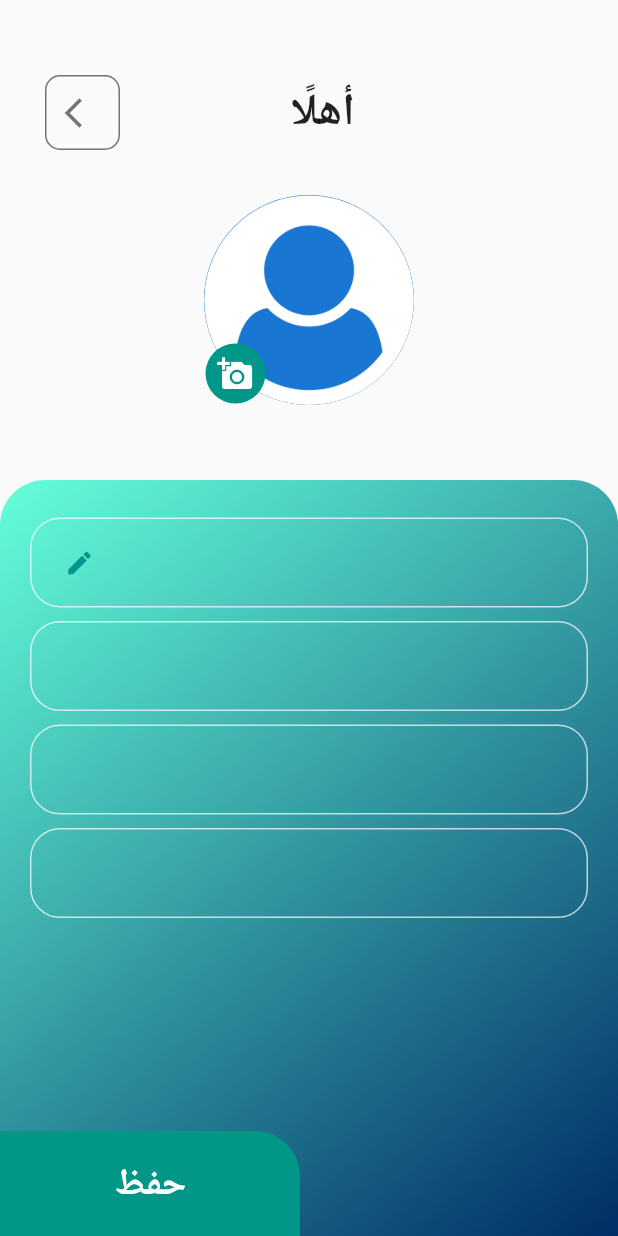
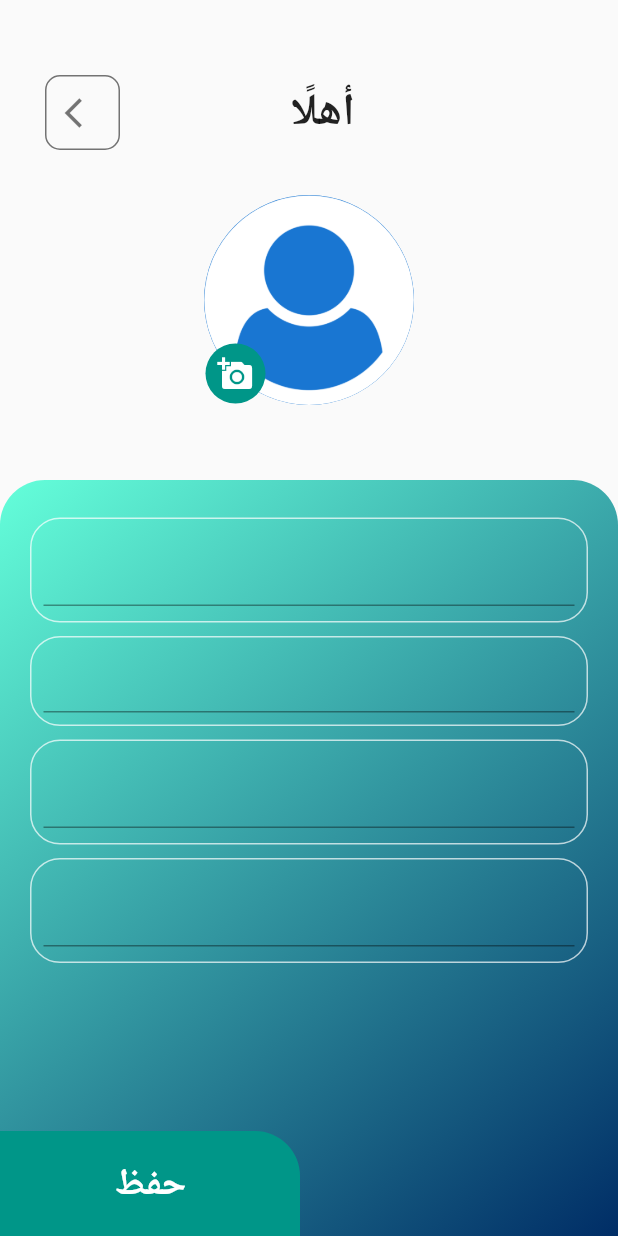
Before and after one commit to RawanEsmail1998/ReuseApp, a Flutter app: the MyProfile screen opened by its route, on a phone screen of 412 x 824 dp. Run offline on Flutter 3.47's test engine with Material 2 defaults, Android fonts, the phone set to English and light mode, and no system bars; our stand-ins replace carousel_pro, cloud_firestore, firebase_auth, firebase_core, firebase_storage, image_picker; missing offline and left inert: filter_list, international_phone_input, mailer2; accounts and stored records are empty.

Commit message:
project is DONE

```diff
--- a/lib/allmessages.dart
+++ b/lib/allmessages.dart
@@ -92,8 +92,7 @@ class _AllmessagesState extends State<Allmessages> {
                                   )),
                               child: Row(
                                   mainAxisAlignment: MainAxisAlignment.end,
-                                  crossAxisAlignment:
-                                      CrossAxisAlignment.baseline,
+                                  crossAxisAlignment: CrossAxisAlignment.center,
                                   children: [
                                     Column(
                                         mainAxisAlignment:
--- a/lib/archItemsScreen.dart
+++ b/lib/archItemsScreen.dart
@@ -63,8 +63,7 @@ class _ArchItemsScreenState extends State<ArchItemsScreen> {
                             return ListTile(
                               leading: Image.network(
                                 image[0],
-                                width: 120.0,
-                                fit: BoxFit.fitWidth,
+                                fit: BoxFit.cover,
                               ),
                               title: Text(nameOfProduct),
                               subtitle: Row(
--- a/lib/myproducts.dart
+++ b/lib/myproducts.dart
@@ -232,7 +232,7 @@ class _MyProductstState extends State<MyProducts>
 
                             return Container(
                                 width: 400,
-                                height: 120,
+                                height: 123,
                                 padding: const EdgeInsets.all(3),
                                 margin: const EdgeInsets.all(6),
                                 decoration: BoxDecoration(
--- a/lib/myprofile.dart
+++ b/lib/myprofile.dart
@@ -3,10 +3,13 @@ import 'package:flutter/material.dart';
 import 'package:firebase_auth/firebase_auth.dart';
 import 'package:cloud_firestore/cloud_firestore.dart';
 import 'auth_provider.dart';
+import 'package:image_picker/image_picker.dart';
+import 'dart:io';
+import 'package:firebase_storage/firebase_storage.dart' as firebase_Storage;
+import 'package:path/path.dart' as Path;
 import 'package:reuse_app/Home_Screen.dart';
 
 class MyProfile extends StatefulWidget {
-  TextEditingController _controller;
   static String id = 'MyProfile';
 
   @override
@@ -15,6 +18,8 @@ class MyProfile extends StatefulWidget {
 
 class _MyProfileState extends State<MyProfile> {
   final myController = TextEditingController();
+  TextEditingController displayNameController = TextEditingController();
+  TextEditingController displaycityController = TextEditingController();
 
   @override
   void dispose() {
@@ -27,9 +32,52 @@ class _MyProfileState extends State<MyProfile> {
   FirebaseFirestore _firestore = FirebaseFirestore.instance;
   User loggedUser;
   String _uid = FirebaseAuth.instance.currentUser.uid;
+  File _image;
+  bool isLoading;
+  String imageUrl;
+  String message;
+  final picker = ImagePicker();
+  firebase_Storage.Reference ref;
+
+  Future getImage() async {
+    final pickedFile = await picker.getImage(
+        source: ImageSource.gallery,
+        maxHeight: 400,
+        maxWidth: 400,
+        imageQuality: 50);
+
+    setState(() {
+      if (pickedFile != null) {
+        _image = File(pickedFile.path);
+        uploadFile();
+      } else {
+        print('No image selected.');
+      }
+    });
+  }
+
+  Future uploadFile() async {
+    //file compression
+    ref = firebase_Storage.FirebaseStorage.instance
+        .ref()
+        .child('images/${Path.basename(_image.path)}');
+    await ref.putFile(_image).whenComplete(() async {
+      String url = await ref.getDownloadURL();
+      setState(() {
+        imageUrl = url;
+      });
+    });
+  }
+
+  String usernewname;
+  String usernewemail;
+  String usernewphone;
+  String usernewCity;
+
   @override
   Widget build(BuildContext context) {
     return Scaffold(
+        resizeToAvoidBottomInset: false,
         body:
             profileView() // This trailing comma makes auto-formatting nicer for build methods.
         );
@@ -46,6 +94,7 @@ class _MyProfileState extends State<MyProfile> {
             final DocumentSnapshot document = snapshot.data.docs.single;
             final username = document.data()['Full_Name'];
             final useremail = document.data()['email'];
+            final userimage = document.data()['displayimage'];
             final userphone = document.data()['Phone_Number'];
             final userCity = document.data()['City'];
             return Column(children: <Widget>[
@@ -86,24 +135,26 @@ class _MyProfileState extends State<MyProfile> {
                     CircleAvatar(
                         radius: 70,
                         child: ClipOval(
-                        child: Image.asset(
-                          'images/personimage.png',
+                          child: Image(
+                            image: AssetImage('images/personimage.png'),
                             height: 150,
+                            width: 150,
                             color: Colors.white,
-                          width: 150,
                             fit: BoxFit.cover,
                           ),
-                      ),
-                    ),
+                        )),
                     Positioned(
                         bottom: 1,
                         left: 1,
                         child: Container(
                           height: 40,
                           width: 40,
-                          child: Icon(
+                          child: IconButton(
+                            icon: Icon(
                               Icons.add_a_photo,
                               color: Colors.white,
+                            ),
+                            onPressed: getImage,
                           ),
                           decoration: BoxDecoration(
                               color: Colors.teal,
@@ -131,35 +182,27 @@ class _MyProfileState extends State<MyProfile> {
                     Padding(
                       padding: const EdgeInsets.fromLTRB(20, 25, 20, 4),
                       child: Container(
-                        height: 60,
+                        height: 70,
                         child: Align(
                             alignment: Alignment.centerRight,
                             child: Padding(
                               padding: const EdgeInsets.all(8.0),
-                            child: Row(
-                                mainAxisAlignment:
-                                    MainAxisAlignment.spaceBetween,
-                                children: [
-                                  IconButton(
-                                    icon: Icon(
-                                      Icons.edit,
-                                      color: Colors.teal,
-                                      size: 20,
-                                    ),
-                                    onPressed: () {
-                                      TextField(
+                              child: TextField(
+                                  textAlign: TextAlign.right,
                                   controller: myController,
-                                      );
-                                    },
-                                  ),
-                                  Text(
-                                    username,
-                                    style: TextStyle(
-                                        color: Colors.white70, fontSize: 20),
-                                  ),
-                                ]),
-                          ),
-                        ),
+                                  decoration: InputDecoration(
+                                      hintText: username,
+                                      hintStyle: TextStyle(
+                                        color: Colors.white70,
+                                        fontSize: 20,
+                                      )),
+                                  onChanged: (String value) async {
+                                    setState(() {
+                                      usernewname = value;
+                                    });
+                                    return usernewname;
+                                  }),
+                            )),
                         decoration: BoxDecoration(
                             borderRadius: BorderRadius.all(Radius.circular(20)),
                             border:
@@ -174,12 +217,21 @@ class _MyProfileState extends State<MyProfile> {
                           alignment: Alignment.centerRight,
                           child: Padding(
                               padding: const EdgeInsets.all(8.0),
-                            child: Text(
-                              useremail,
-                              style: TextStyle(
-                                  color: Colors.white70, fontSize: 20),
-                            ),
-                          ),
+                              child: TextField(
+                                  textAlign: TextAlign.right,
+                                  controller: myController,
+                                  decoration: InputDecoration(
+                                      hintText: userCity,
+                                      hintStyle: TextStyle(
+                                        color: Colors.white70,
+                                        fontSize: 20,
+                                      )),
+                                  onChanged: (String value) async {
+                                    setState(() {
+                                      usernewCity = value;
+                                    });
+                                    return usernewCity;
+                                  })),
                         ),
                         decoration: BoxDecoration(
                             borderRadius: BorderRadius.all(Radius.circular(20)),
@@ -190,17 +242,26 @@ class _MyProfileState extends State<MyProfile> {
                     Padding(
                       padding: const EdgeInsets.fromLTRB(20, 5, 20, 4),
                       child: Container(
-                        height: 60,
+                        height: 70,
                         child: Align(
                           alignment: Alignment.centerRight,
                           child: Padding(
                               padding: const EdgeInsets.all(8.0),
-                            child: Text(
-                              userphone,
-                              style: TextStyle(
-                                  color: Colors.white70, fontSize: 20),
-                            ),
-                          ),
+                              child: TextField(
+                                  textAlign: TextAlign.right,
+                                  controller: myController,
+                                  decoration: InputDecoration(
+                                      hintText: useremail,
+                                      hintStyle: TextStyle(
+                                        color: Colors.white70,
+                                        fontSize: 20,
+                                      )),
+                                  onChanged: (String value) async {
+                                    setState(() {
+                                      usernewemail = value;
+                                    });
+                                    return usernewemail;
+                                  })),
                         ),
                         decoration: BoxDecoration(
                             borderRadius: BorderRadius.all(Radius.circular(20)),
@@ -211,17 +272,26 @@ class _MyProfileState extends State<MyProfile> {
                     Padding(
                       padding: const EdgeInsets.fromLTRB(20, 5, 20, 4),
                       child: Container(
-                        height: 60,
+                        height: 70,
                         child: Align(
                           alignment: Alignment.centerRight,
                           child: Padding(
                               padding: const EdgeInsets.all(8.0),
-                            child: Text(
-                              userCity,
-                              style: TextStyle(
-                                  color: Colors.white70, fontSize: 20),
-                            ),
-                          ),
+                              child: TextField(
+                                  textAlign: TextAlign.right,
+                                  controller: myController,
+                                  decoration: InputDecoration(
+                                      hintText: userphone,
+                                      hintStyle: TextStyle(
+                                        color: Colors.white70,
+                                        fontSize: 20,
+                                      )),
+                                  onChanged: (String value) async {
+                                    setState(() {
+                                      usernewphone = value;
+                                    });
+                                    return usernewphone;
+                                  })),
                         ),
                         decoration: BoxDecoration(
                             borderRadius: BorderRadius.all(Radius.circular(20)),
@@ -236,12 +306,30 @@ class _MyProfileState extends State<MyProfile> {
                           height: 70,
                           width: 200,
                           child: Align(
+                            child: TextButton(
                               child: Text(
                                 'حفظ',
                                 style: TextStyle(
                                     color: Colors.white,
                                     fontSize: 25,
                                     fontWeight: FontWeight.bold),
+                              ),
+                              onPressed: () async {
+                                _firestore
+                                    .collection('users')
+                                    .doc(this._uid)
+                                    .set(({
+                                      'Full_Name': this.usernewname,
+                                      'City': this.usernewCity,
+                                      'Phone_Number': this.usernewphone,
+                                      'email': this.usernewemail
+                                    }));
+                                // await _firestore
+                                //     .collection('users')
+                                //     .doc(this._uid)
+                                //     .set({'displaypicture': imageUrl});
+                                // SetOptions(merge: true);
+                              },
                             ),
                           ),
                           decoration: BoxDecoration(
```
Also changed, not shown: lib/adminDashbord.dart (+10 -8 lines), lib/chatScreen.dart (+6 -6 lines), lib/detailsScreen.dart (+16 -14 lines), pubspec.yaml (+13 -11 lines), pubspec.lock. Lines whose indentation alone changed are shown as unchanged.
